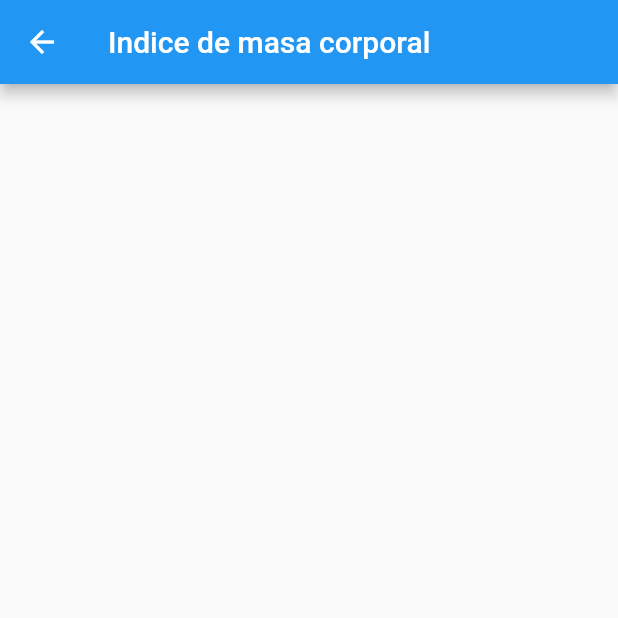
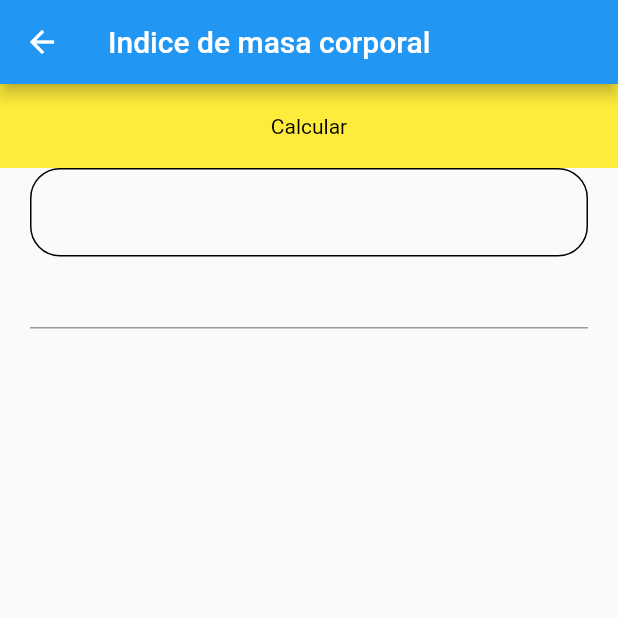
Before and after one commit to SergioK12/Sistema_CAE, a Flutter app: the screen it shows after launch, after a tap on "IMC", on a phone screen of 412 x 824 dp, the top half of it. Run offline on Flutter 3.47's test engine with Material 2 defaults, Android fonts, the phone set to English and light mode, and no system bars; our stand-ins replace hive, hive_flutter, shared_preferences; missing offline and left inert: flutter_alarm_clock; accounts and stored records are empty.

Commit message:
Agregada la base de la view del imc

```diff
--- a/lib/modules/calcules/views/IMC/indice_masa.dart
+++ b/lib/modules/calcules/views/IMC/indice_masa.dart
@@ -10,6 +10,33 @@ class IMCView extends StatelessWidget {
       appBar: AppBar(
         title: const Text("Indice de masa corporal"),
       ),
+      body: Column(
+        children: [
+          Container(
+            padding: const  EdgeInsets.all(20),
+            color: Colors.yellow,
+            width: double.infinity,
+            child: const Text("Calcular", textAlign: TextAlign.center),
+          ),
+          const Padding(
+            padding:  EdgeInsets.symmetric(horizontal: 20),
+            child:  TextField(
+              decoration: InputDecoration(
+                enabledBorder: OutlineInputBorder(
+                  borderRadius: BorderRadius.all(Radius.circular(20))
+                )
+              ),
+            ),
+          ),
+          const Padding(
+            padding:  EdgeInsets.symmetric(horizontal: 20),
+            child:  TextField(),
+          ),
+
+
+        ],
+
+      ),
     );
   }
 }
--- a/lib/modules/calcules/views/widgets/rectangleofcalculates.dart
+++ b/lib/modules/calcules/views/widgets/rectangleofcalculates.dart
@@ -14,6 +14,8 @@ class ItemBox extends StatelessWidget {
       child: Padding(
         padding: const EdgeInsets.all(8.0),
         child: Container(
+          height: MediaQuery.of(context).size.height * 0.08,
+          width: MediaQuery.of(context).size.width * 0.15,
           color: color,
           child: Column(
             children: [
```
